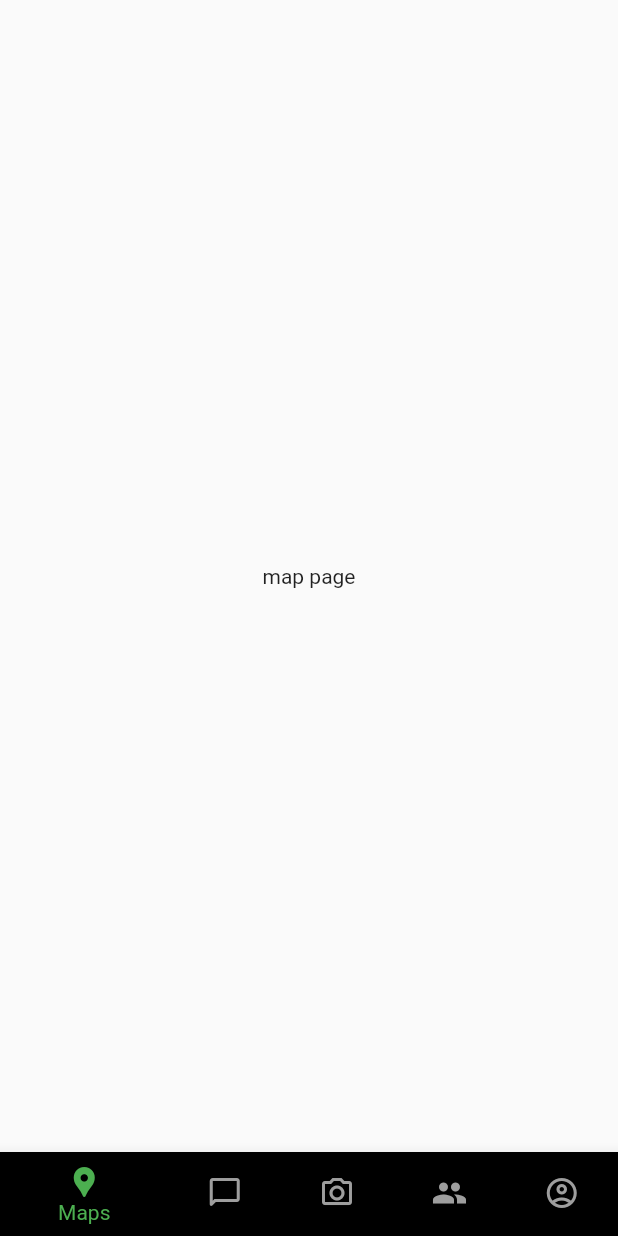
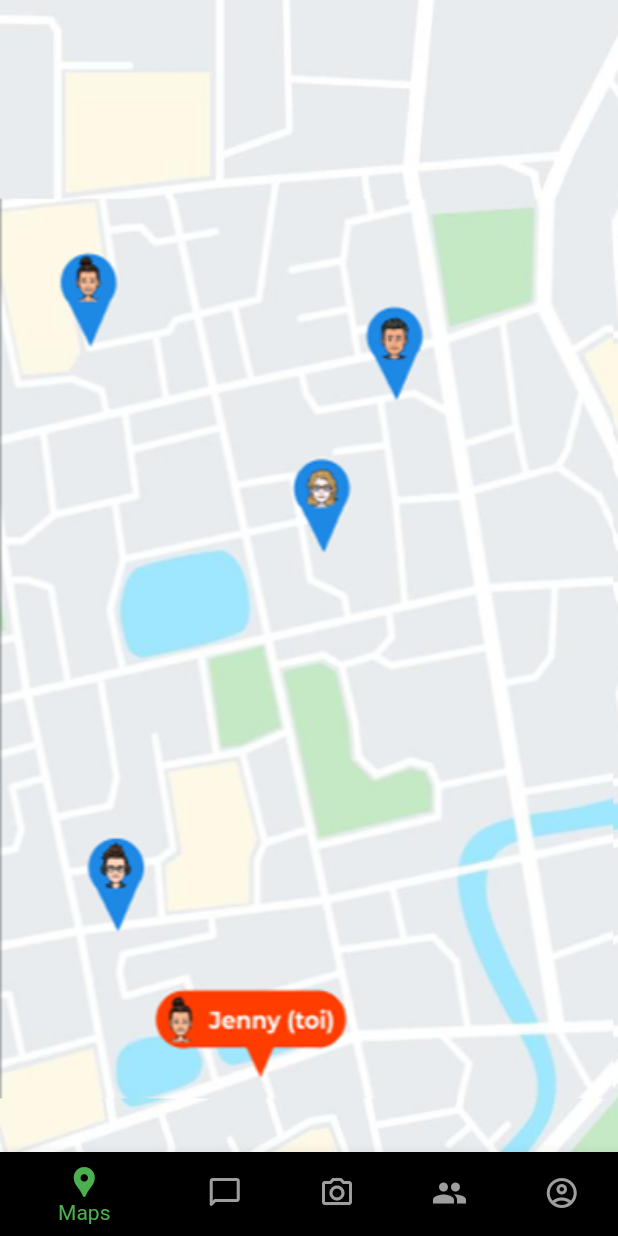
Before and after one commit to Nintendoboy59/snapchatTechnologieWebMobileExercice, a Flutter app: the MyHomePage screen opened directly, on a phone screen of 412 x 824 dp. Run offline on Flutter 3.47's test engine with Material 2 defaults, Android fonts, the phone set to English and light mode, and no system bars; our stand-ins replace camera, chat_bubbles, community_material_icon, permission_handler, video_player; missing offline and left inert: truncate.

Commit message:
add picture to map page

```diff
--- a/front/lib/ui/pages/home/map/map_page.dart
+++ b/front/lib/ui/pages/home/map/map_page.dart
@@ -10,8 +10,13 @@ class MapPage extends StatefulWidget {
 class _MapPageState extends State<MapPage> {
   @override
   Widget build(BuildContext context) {
-    return Center(
-      child: Text('map page'),
+    return Container(
+      width: MediaQuery.of(context).size.width,
+      height: MediaQuery.of(context).size.height,
+      child: FittedBox(
+        child: Image.asset('assets/images/mapPicture.png'),
+        fit: BoxFit.fill,
+      ),
     );
   }
 }
```
Also changed, not shown: front/assets/images/mapPicture.png (added).
